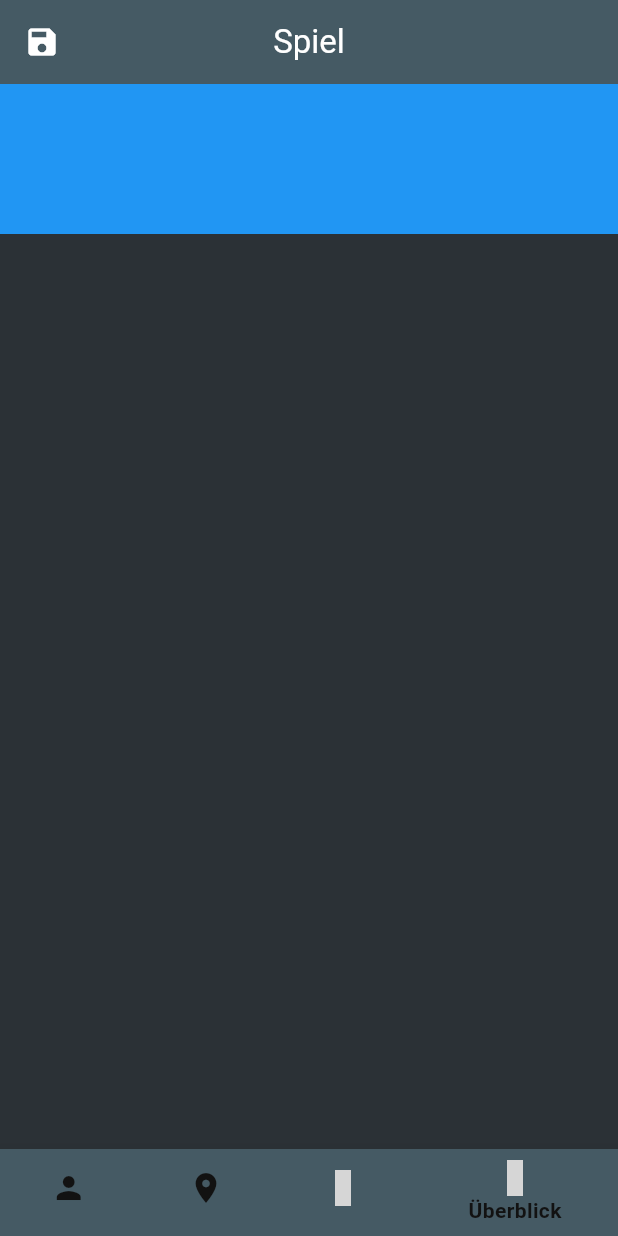
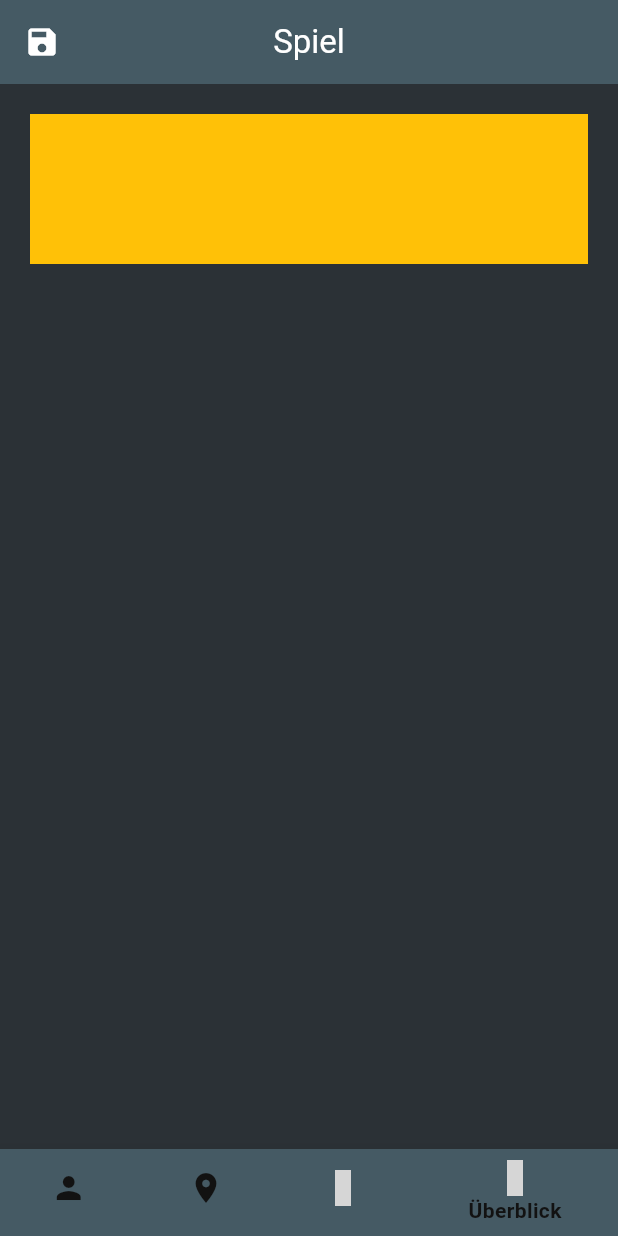
Before and after one commit to maggew/cluedo, a Flutter app: the GamePage screen opened by its route, item 4 of the bottom bar chosen, on a phone screen of 412 x 824 dp. Run offline on Flutter 3.47's test engine with Material 3 defaults, Android fonts, the light colour scheme and no system bars; our stand-ins replace auto_route, equatable, flutter_bloc, gap, get_it, material_design_icons_flutter; Roboto replaces fonts that are missing (Rubik); grey boxes are pictures that could not be loaded.

Commit message:
changes to overview body

```diff
--- a/lib/presentation/game/widgets/overview_body.dart
+++ b/lib/presentation/game/widgets/overview_body.dart
@@ -7,10 +7,19 @@ class OverviewBody extends StatelessWidget {
 
   @override
   Widget build(BuildContext context) {
-    return Container(
-      width: double.infinity,
-      height: 100,
-      color: Colors.blue,
+    return Padding(
+      padding: EdgeInsets.fromLTRB(20, 20, 20, 0),
+      child: SingleChildScrollView(
+        child: Column(
+          children: [
+            Container(
+              width: double.infinity,
+              height: 100,
+              color: Colors.amber,
+            )
+          ],
+        ),
+      ),
     );
   }
 }
```
Also changed, not shown: lib/presentation/game/widgets/professional_mode_body.dart (deleted, +0 -27 lines).
